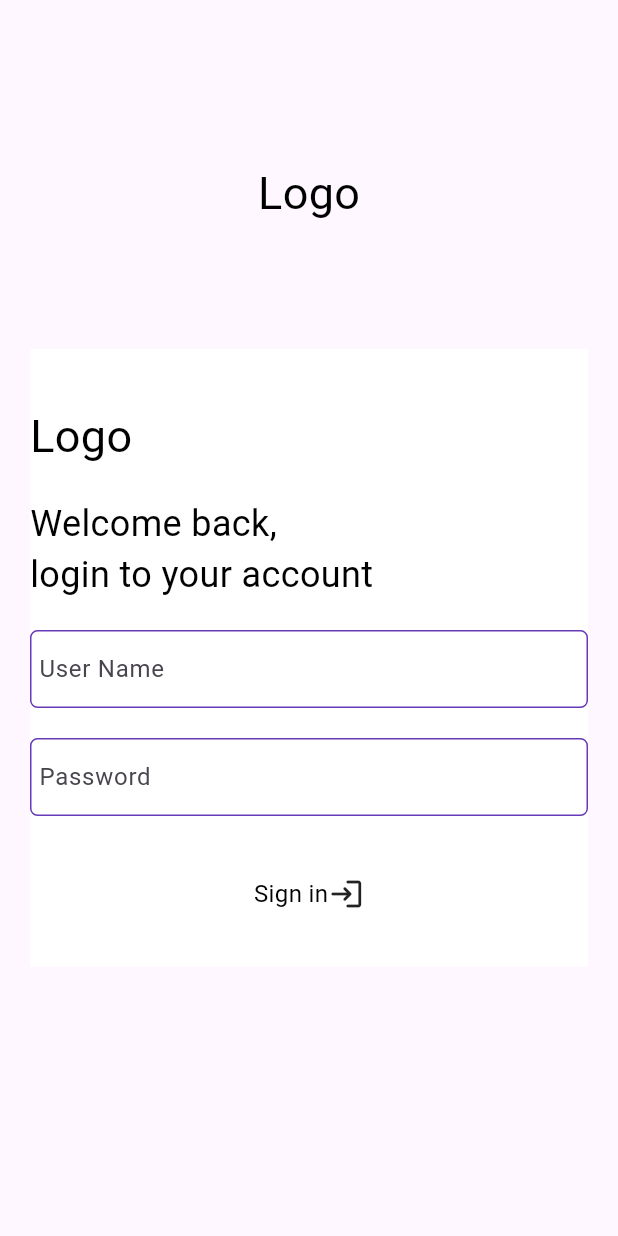
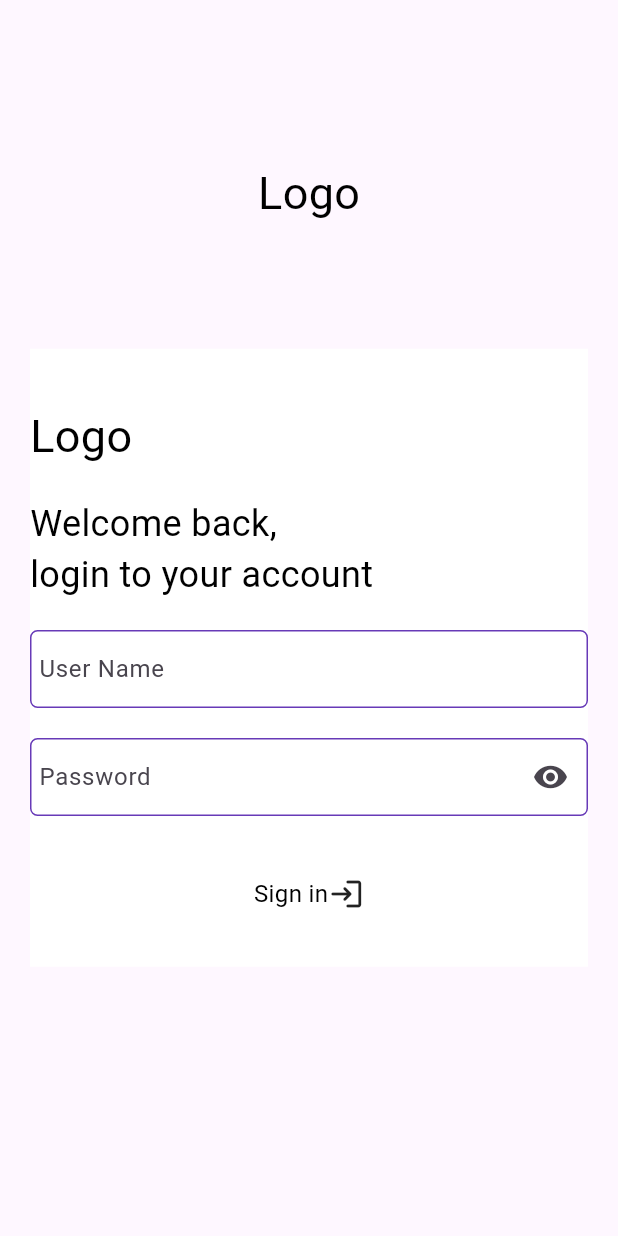
Before and after one commit to hsufyan/device_infornatoin, a Flutter app: the screen it shows after launch, on a phone screen of 412 x 824 dp. Run offline on Flutter 3.47's test engine with Material 2 defaults, Android fonts, the phone set to English and light mode, and no system bars; our stand-ins replace device_info_plus.

```diff
--- /dev/null
+++ b/lib/view/api/api_service.dart
@@ -0,0 +1,19 @@
+import 'dart:convert';
+
+import 'package:http/http.dart';
+class ApiService{
+   var client =  Client();
+  Future login(String username,String password) async {
+    // print(SessionManager.accessToken + coin);
+    final response = await client.post(
+      Uri.parse('https://pearlmngnt.com/mobileapp/login_app.php'),
+      body: {'username': username,'password':password},
+
+    );
+    // print(response.body);
+    final responseJson = jsonDecode(response.body);
+
+    return responseJson;
+  }
+
+}
--- a/lib/view/sign_in.dart
+++ b/lib/view/sign_in.dart
@@ -1,4 +1,5 @@
 import 'package:device_info_plus/device_info_plus.dart';
+import 'package:device_information/view/api/api_service.dart';
 import 'package:device_information/view/save_information.dart';
 import 'package:flutter/material.dart';
 
@@ -10,24 +11,37 @@ class Signin extends StatefulWidget {
 }
 
 class _SigninState extends State<Signin> {
-
   // Get the device information plugin.
   final DeviceInfoPlugin deviceInfoPlugin = DeviceInfoPlugin();
   AndroidDeviceInfo? androidDeviceInfo;
+  bool obsCureIcon = false;
+  TextEditingController userNameC = TextEditingController();
+  TextEditingController passwordC = TextEditingController();
+  bool isLoading = false;
+  final snackBar = SnackBar(
+    content: const Text('Invalid Credentials'),
+    action: SnackBarAction(
+      label: 'Error',
+      onPressed: () {
+        // Some code to undo the change.
+      },
+    ),
+  );
 
-
-
-Future<AndroidDeviceInfo> getAndroidInfo()async{
+  Future<AndroidDeviceInfo> getAndroidInfo() async {
     return await deviceInfoPlugin.androidInfo;
   }
+
   @override
-  void initState() {
+  void dispose() {
 
-    super.initState();
+   setState(() {
+     isLoading = false;
+   });
+   userNameC.dispose();
+   passwordC.dispose();
+    super.dispose();
   }
-//   Future<BaseDeviceInfo> getDeviceInfo()async{
-//   return await deviceInfoPlugin.androidInfo;
-// }
 
   @override
   Widget build(BuildContext context) {
@@ -40,9 +54,10 @@ Future<AndroidDeviceInfo> getAndroidInfo()async{
               child: SizedBox(
                 height: MediaQuery.of(context).size.height,
                 child: Column(
-
                   children: [
-                  SizedBox(height: MediaQuery.of(context).size.height* 0.13,),
+                    SizedBox(
+                      height: MediaQuery.of(context).size.height * 0.13,
+                    ),
                     const Text(
                       'Logo',
                       style: TextStyle(
@@ -50,7 +65,9 @@ Future<AndroidDeviceInfo> getAndroidInfo()async{
                         color: Colors.black,
                       ),
                     ),
-                             SizedBox(height: MediaQuery.of(context).size.height* 0.1,),
+                    SizedBox(
+                      height: MediaQuery.of(context).size.height * 0.1,
+                    ),
                     Padding(
                       padding: const EdgeInsets.symmetric(horizontal: 20),
                       child: Container(
@@ -60,14 +77,13 @@ Future<AndroidDeviceInfo> getAndroidInfo()async{
                           boxShadow: [
                             BoxShadow(
                               color: Colors.white,
-                            offset: Offset(
-                                0, 0), // Adjust the shadow's position for a 3D effect
+                              offset: Offset(0,
+                                  0), // Adjust the shadow's position for a 3D effect
                               // Adjust the blur radius for a softer or stronger shadow
                             ),
                           ],
                         ),
-                      child:
-                       Column(
+                        child: Column(
                           crossAxisAlignment: CrossAxisAlignment.start,
                           mainAxisAlignment: MainAxisAlignment.center,
                           children: [
@@ -102,8 +118,9 @@ Future<AndroidDeviceInfo> getAndroidInfo()async{
                               decoration: BoxDecoration(
                                   borderRadius: BorderRadius.circular(5),
                                   border: Border.all(color: Colors.deepPurple)),
-                            child: const TextField(
-                              decoration: InputDecoration(
+                              child: TextField(
+                                controller: userNameC,
+                                decoration: const InputDecoration(
                                   border: InputBorder.none,
                                   contentPadding: EdgeInsets.all(5),
                                   labelText: "User Name",
@@ -117,17 +134,36 @@ Future<AndroidDeviceInfo> getAndroidInfo()async{
                               decoration: BoxDecoration(
                                   borderRadius: BorderRadius.circular(5),
                                   border: Border.all(color: Colors.deepPurple)),
-                            child: const TextField(
-                              decoration: InputDecoration(
+                              child: TextField(
+                                controller: passwordC,
+                                obscureText: obsCureIcon,
+                                decoration:   InputDecoration(
                                   border: InputBorder.none,
                                   contentPadding: EdgeInsets.all(5),
                                   labelText: "Password",
+
+                                  suffixIcon: IconButton(onPressed: (){
+                                    setState(() {
+                                      obsCureIcon = !obsCureIcon;
+                                    });
+                                  }, icon:obsCureIcon? Icon( Icons.visibility_off): Icon(Icons.visibility))
                                 ),
                               ),
                             ),
-                          const SizedBox(height: 40,),
-                          GestureDetector(
-                            onTap: (){
+                            const SizedBox(
+                              height: 40,
+                            ),
+                            isLoading
+                                ? Center(
+                                  child:   CircularProgressIndicator(
+                                      strokeWidth: 1,
+                                    ),
+                                )
+                                : GestureDetector(
+                                    onTap: () {
+                                      setState(() {
+                                        isLoading = true;
+                                      });
                                       // ******// android device information
                                       print(data!.board);
                                       print(data.bootloader);
@@ -150,19 +186,45 @@ Future<AndroidDeviceInfo> getAndroidInfo()async{
                                       print(data.version);
                                       print(data.data);
 
-
-
-
-                              Navigator.push(context, MaterialPageRoute(builder: (context) => Information(deviceInfo: data,),),);
+                                      ApiService()
+                                          .login(userNameC.text, passwordC.text)
+                                          .then((value) {
+                                        var status = value['login'];
+                                        if (status == 1) {
+                                          Navigator.push(
+                                            context,
+                                            MaterialPageRoute(
+                                              builder: (context) => Information(
+                                                deviceInfo: data,
+                                              ),
+                                            ),
+                                          );
+                                        } else {
+                                          ScaffoldMessenger.of(context)
+                                              .showSnackBar(snackBar);
+                                          setState(() {
+                                            isLoading = false;
+                                          });
+                                        }
+                                        setState(() {
+                                            isLoading = false;
+                                          });
+                                        ;
+                                      });
                                     },
                                     child: const Row(
-                              mainAxisAlignment: MainAxisAlignment.center,
+                                      mainAxisAlignment:
+                                          MainAxisAlignment.center,
                                       children: [
                                         Text(
                                           'Sign in',
-                                  style: TextStyle(fontSize: 16, color: Colors.black),
+                                          style: TextStyle(
+                                              fontSize: 16,
+                                              color: Colors.black),
                                         ),
-                                Icon(Icons.login_rounded,)
+                                        Icon(
+                                          Icons.login_rounded,
+                                        )
                                       ],
                                     ),
                                   )
@@ -176,7 +238,6 @@ Future<AndroidDeviceInfo> getAndroidInfo()async{
               ),
             ),
           );
-      }
-    );
+        });
   }
 }
--- a/pubspec.yaml
+++ b/pubspec.yaml
@@ -36,6 +36,7 @@ dependencies:
   # Use with the CupertinoIcons class for iOS style icons.
   cupertino_icons: ^1.0.2
   device_info_plus: ^9.0.3
+  http: ^0.13.5
 
 dev_dependencies:
   flutter_test:
```
Also changed, not shown: pubspec.lock. Lines whose indentation alone changed are shown as unchanged.
